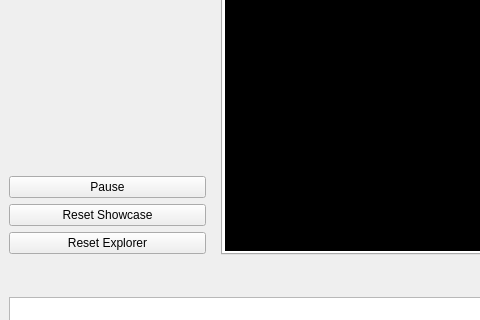
First picture: the form in MainExplorerWindow.ui, repository cnsuhao/explorer, before the edit; both pictures show x 0 to 480 and y 386 to 706 of the 1206 by 905 pixel window.
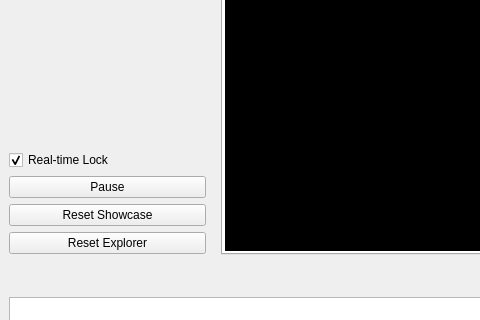
Second picture: the form after the edit.

Diff of the .ui file:
```diff
--- a/MainExplorerWindow.ui
+++ b/MainExplorerWindow.ui
@@ -110,6 +110,16 @@
        </property>
       </spacer>
      </item>
+     <item>
+      <widget class="QCheckBox" name="RunInRealtime">
+       <property name="text">
+        <string>Real-time Lock</string>
+       </property>
+       <property name="checked">
+        <bool>true</bool>
+       </property>
+      </widget>
+     </item>
      <item>
       <widget class="QPushButton" name="PlayPauseButton">
        <property name="text">
```
